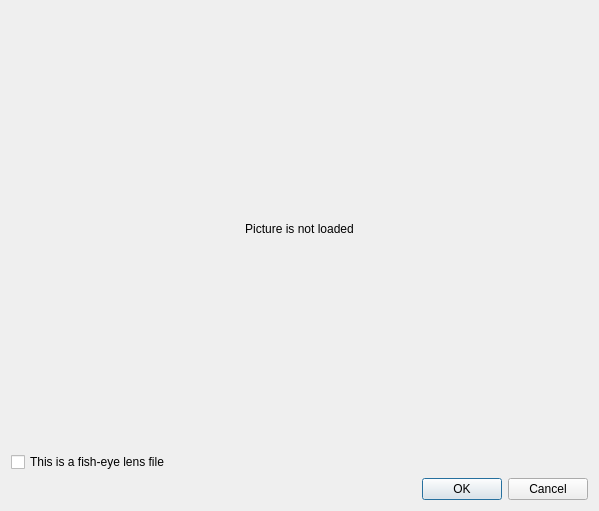
Above: client/libclient/src/ui/dialogs/media_file_settings_dialog.ui from networkoptix/nx_open before the change. Below: the same form after it.
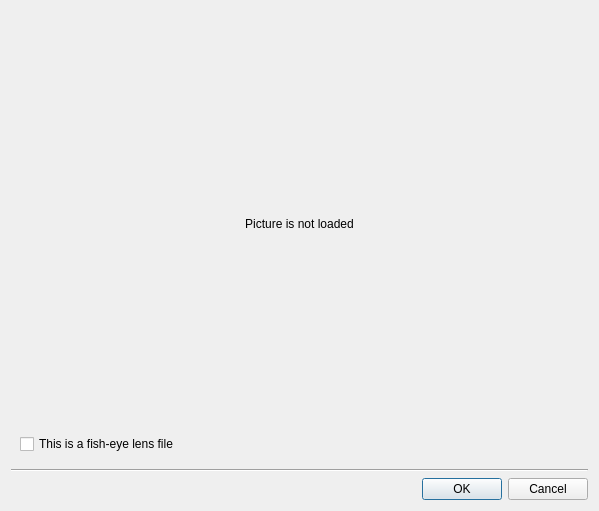
That is the form after the change. Custom widgets are drawn as their Qt base class.

Commit message:
VMS-2217: Fixed separator lines in many dialogs
<==== Mercurial data ====>
Branch: dev_3.0.0_gui

Diff of the .ui file:
```diff
--- a/client/libclient/src/ui/dialogs/media_file_settings_dialog.ui
+++ b/client/libclient/src/ui/dialogs/media_file_settings_dialog.ui
@@ -13,6 +13,9 @@
   <property name="windowTitle">
    <string>File Settings</string>
   </property>
+  <layout class="QVBoxLayout" name="verticalLayout_4">
+   <item>
+    <widget class="QWidget" name="widget" native="true">
   <layout class="QVBoxLayout" name="verticalLayout_3">
    <item>
     <widget class="QStackedWidget" name="stackedWidget">
@@ -76,6 +79,16 @@
     <widget class="QCheckBox" name="fisheyeCheckBox">
      <property name="text">
       <string>This is a fish-eye lens file</string>
+        </property>
+       </widget>
+      </item>
+     </layout>
+    </widget>
+   </item>
+   <item>
+    <widget class="Line" name="line">
+     <property name="orientation">
+      <enum>Qt::Horizontal</enum>
      </property>
     </widget>
    </item>
```
Lines whose indentation alone changed are shown as unchanged. The commit also changes 30 other files.
